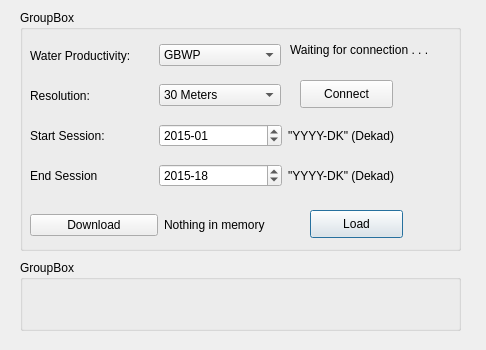
This is wap_plugin_dialog_base.ui in WAGIS/wap_plugin as Qt 5 draws it before an edit. The edited form follows.
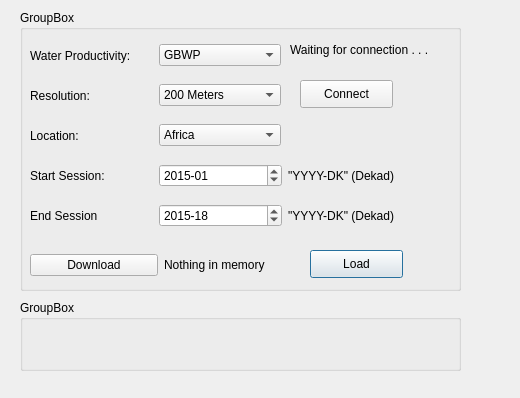
This is the edited form.

Commit message: Added location combo box

The edit to the form file:
```diff
--- a/wap_plugin_dialog_base.ui
+++ b/wap_plugin_dialog_base.ui
@@ -6,8 +6,8 @@
    <rect>
     <x>0</x>
     <y>0</y>
-    <width>486</width>
-    <height>350</height>
+    <width>520</width>
+    <height>398</height>
    </rect>
   </property>
   <property name="windowTitle">
@@ -19,7 +19,7 @@
      <x>20</x>
      <y>10</y>
      <width>441</width>
-     <height>241</height>
+     <height>281</height>
     </rect>
    </property>
    <property name="title">
@@ -29,7 +29,7 @@
     <property name="geometry">
      <rect>
       <x>290</x>
-      <y>200</y>
+      <y>240</y>
       <width>93</width>
       <height>28</height>
      </rect>
@@ -42,7 +42,7 @@
     <property name="geometry">
      <rect>
       <x>10</x>
-      <y>200</y>
+      <y>240</y>
       <width>261</width>
       <height>30</height>
      </rect>
@@ -84,7 +84,7 @@
     <property name="geometry">
      <rect>
       <x>10</x>
-      <y>110</y>
+      <y>150</y>
       <width>381</width>
       <height>31</height>
      </rect>
@@ -193,7 +193,7 @@
     <property name="geometry">
      <rect>
       <x>10</x>
-      <y>150</y>
+      <y>190</y>
       <width>381</width>
       <height>31</height>
      </rect>
@@ -251,21 +251,54 @@
      </item>
      <item>
       <widget class="QComboBox" name="resolutionList">
-       <item>
-        <property name="text">
-         <string>30 Meters</string>
-        </property>
-       </item>
-       <item>
-        <property name="text">
-         <string>100 Meters</string>
-        </property>
-       </item>
        <item>
         <property name="text">
          <string>200 Meters</string>
         </property>
        </item>
+       <item>
+        <property name="text">
+         <string>100 Meters</string>
+        </property>
+       </item>
+       <item>
+        <property name="text">
+         <string>30 Meters</string>
+        </property>
+       </item>
+      </widget>
+     </item>
+    </layout>
+   </widget>
+   <widget class="QWidget" name="layoutWidget_2">
+    <property name="geometry">
+     <rect>
+      <x>10</x>
+      <y>110</y>
+      <width>251</width>
+      <height>31</height>
+     </rect>
+    </property>
+    <layout class="QHBoxLayout" name="horizontalLayout_6">
+     <item>
+      <widget class="QLabel" name="label_7">
+       <property name="text">
+        <string>Location:</string>
+       </property>
+      </widget>
+     </item>
+     <item>
+      <widget class="QComboBox" name="location">
+       <item>
+        <property name="text">
+         <string>Africa</string>
+        </property>
+       </item>
+       <item>
+        <property name="text">
+         <string>Middle East</string>
+        </property>
+       </item>
       </widget>
      </item>
     </layout>
@@ -275,7 +308,7 @@
    <property name="geometry">
     <rect>
      <x>20</x>
-     <y>260</y>
+     <y>300</y>
      <width>441</width>
      <height>71</height>
     </rect>
```
The commit also changes 1 other file.
